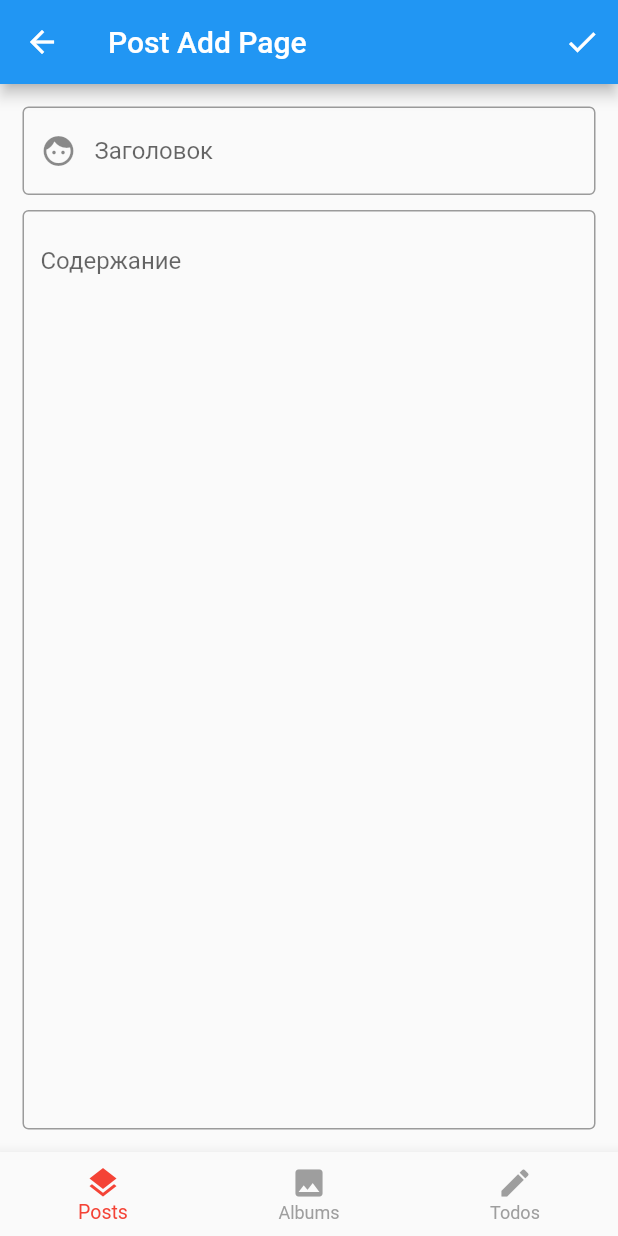
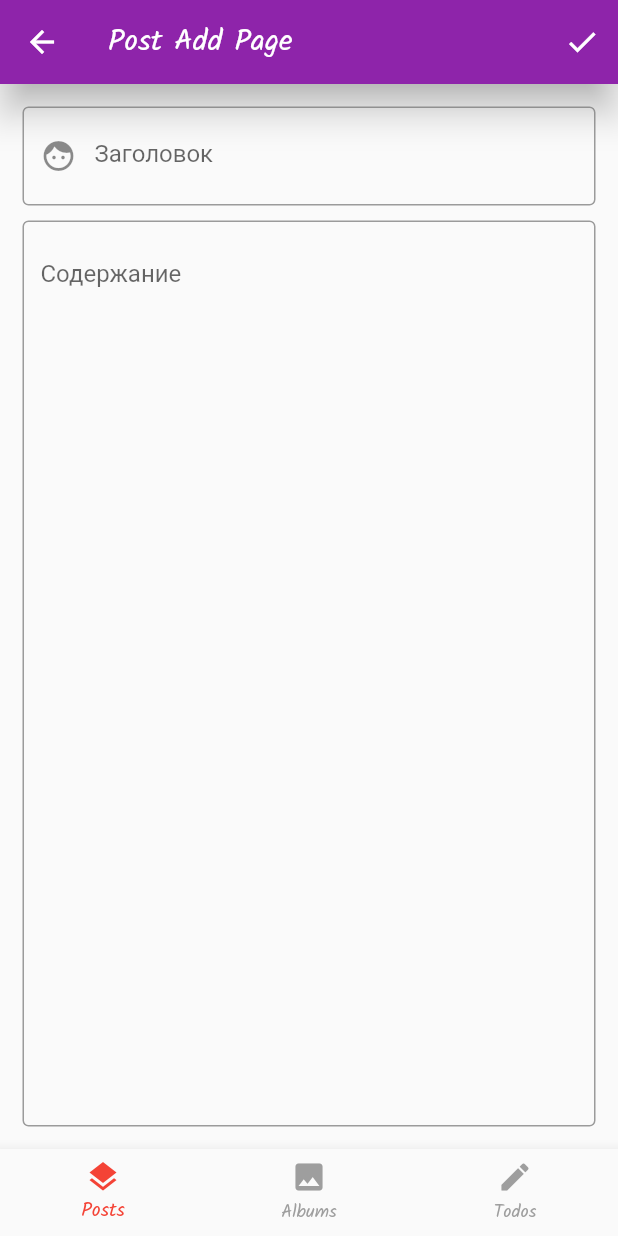
Before and after one commit to darkwayder/json_placeholder_app, a Flutter app: the screen it shows after launch, after a tap on the "add" icon, on a phone screen of 412 x 824 dp. Run offline on Flutter 3.47's test engine with Material 2 defaults, Android fonts, the phone set to English and light mode, and no system bars; our stand-ins replace mvc_pattern; network calls fail.

Commit message:
Theming and adding custom fonts

```diff
--- a/lib/main.dart
+++ b/lib/main.dart
@@ -1,5 +1,6 @@
 import 'package:flutter/material.dart';
 import 'package:json_placeholder_app/pages/pony/pony_list_page.dart';
+import 'package:json_placeholder_app/resources/theme.dart';
 
 import 'pages/home/home_page.dart';
 
@@ -27,10 +28,8 @@ class MyApp extends StatelessWidget {
       title: 'Json Placeholder App',
       // убираем баннер
       debugShowCheckedModeBanner: false,
-      // настройка темы, мы ещё вернёмся к этому
-      theme: ThemeData(
-        primarySwatch: Colors.blue,
-      ),
+      // указываем только что созданную тему
+      theme: usualTheme,
       // Наша главная страница с нижнем меню
       home: HomePage(),
     );
--- /dev/null
+++ b/lib/resources/theme.dart
@@ -0,0 +1,23 @@
+
+import 'package:flutter/material.dart';
+
+// настраиваем кастомную тему
+final usualTheme = ThemeData(
+  // указываем primaryColor и его оттенки
+  primaryColor: Colors.purple[600],
+  primaryColorLight: Colors.purple[300],
+  primaryColorDark: Colors.purple[800],
+  // также указываем accentColor
+  accentColor: Colors.teal,
+  // настройка Theme для AppBar
+  appBarTheme: AppBarTheme(
+    shadowColor: Colors.grey.withOpacity(0.8),
+    elevation: 10,
+  ),
+  // настройка Theme для Text
+  textTheme: TextTheme(
+    headline5: TextStyle(fontWeight: FontWeight.bold)
+  ),
+  // указываем наш шрифт для всего приложения
+  fontFamily: "Kalam"
+);
```
Also changed, not shown: pubspec.yaml (+17 -1 lines), fonts/Kalam-Bold.ttf (added), fonts/Kalam-Light.ttf (added), fonts/Kalam-Regular.ttf (added).
